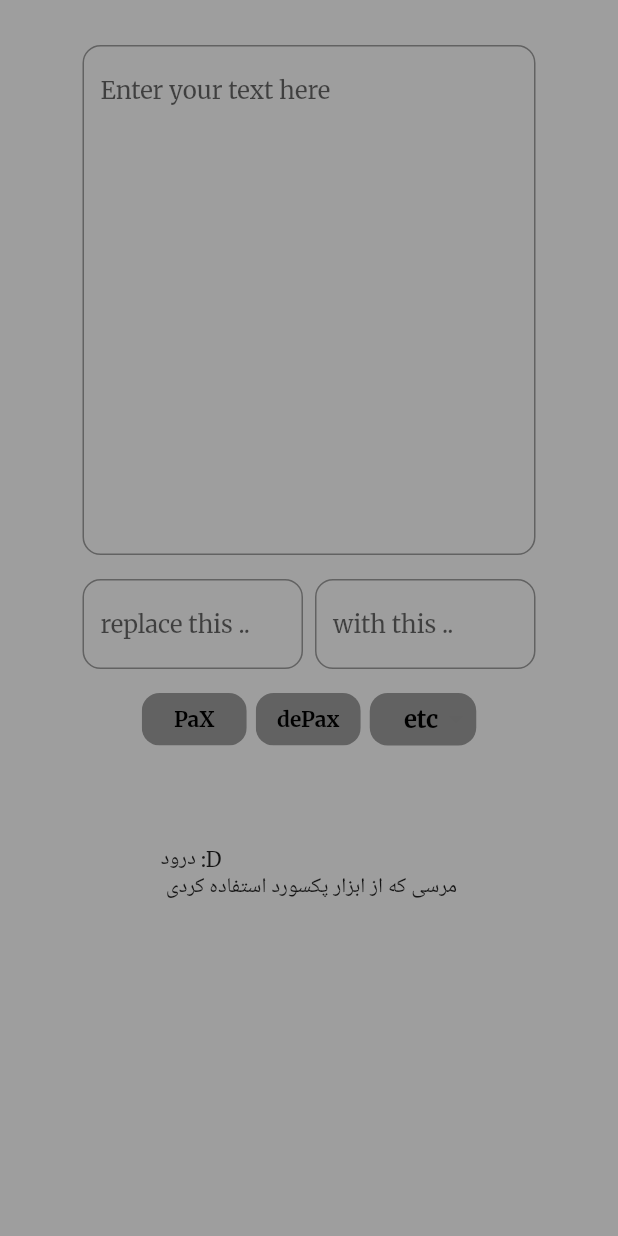
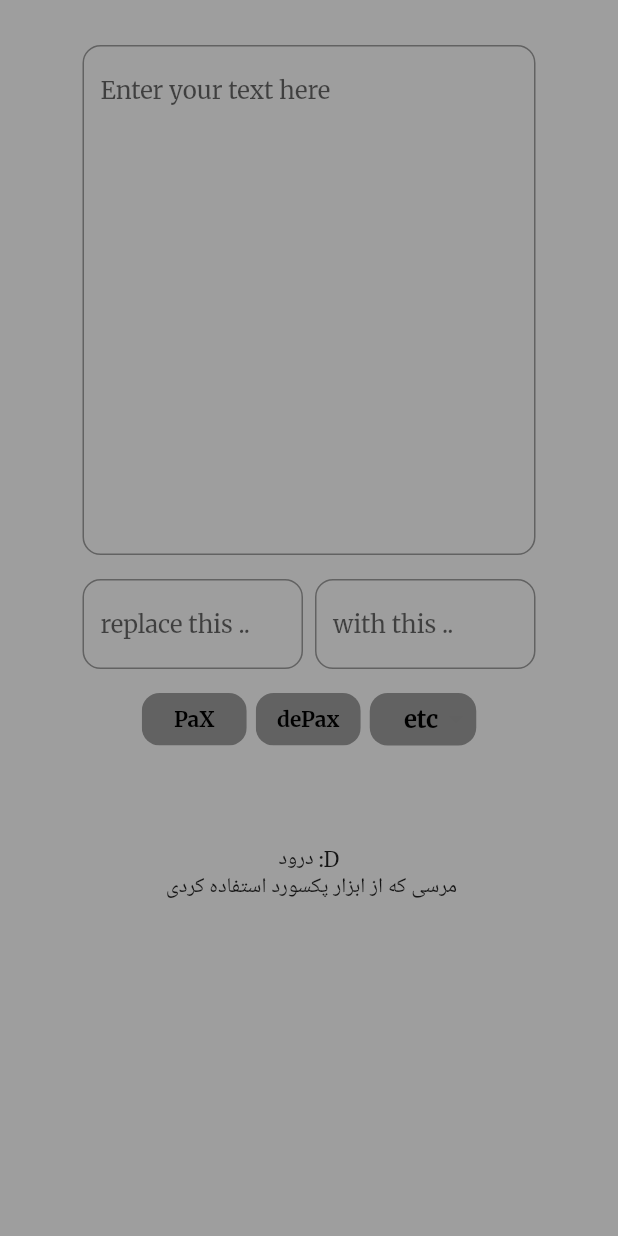
Before and after one commit to radG1t/PaX, a Flutter app: the screen it shows after launch, on a phone screen of 412 x 824 dp. Run offline on Flutter 3.47's test engine with Material 2 defaults, Android fonts, the phone set to English and light mode, and no system bars; our stand-ins replace google_fonts.

Commit message:
center the demo-text

```diff
--- a/lib/home.dart
+++ b/lib/home.dart
@@ -252,7 +252,10 @@ class _HomeState extends State<Home> {
                 ],
               ),
               SizedBox(height: MediaQuery.of(context).size.height * 0.08),
-              const Text('درود :D \n مرسی که از ابزار پکسورد استفاده کردی'),
+              const Text(
+                'درود :D \n مرسی که از ابزار پکسورد استفاده کردی',
+                textAlign: TextAlign.center,
+              ),
             ],
           ),
         ),
```
Also changed, not shown: 1 other file.
